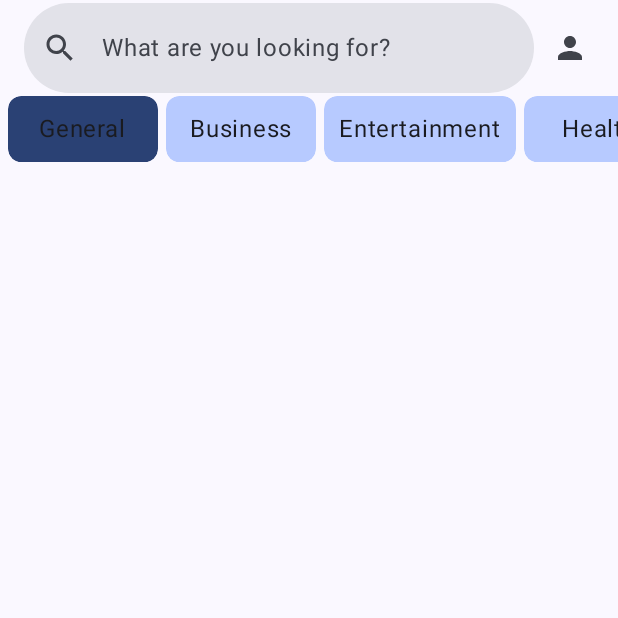
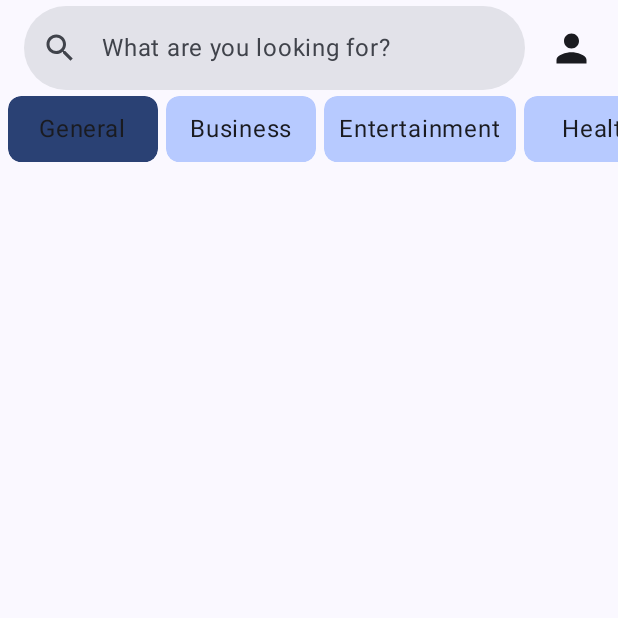
Before and after one commit to Golem1132/NewsDispatcher, an Android app built with Jetpack Compose: the NewsScreen screen opened through its navigation route, on a phone screen of 412 x 824 dp, the top half of it. Run offline under Robolectric (Android 15) with nearby library versions, the phone set to English and light mode, and no system bars; our stand-ins replace Room's generated code, paging; pictures from the network do not load.

Commit message:
Redo TopBar in NewsScreen

```diff
--- a/app/src/main/java/com/example/newsdispatcher/screen/newsscreen/NewsScreen.kt
+++ b/app/src/main/java/com/example/newsdispatcher/screen/newsscreen/NewsScreen.kt
@@ -12,14 +12,15 @@ import androidx.compose.foundation.clickable
 import androidx.compose.foundation.layout.Arrangement
 import androidx.compose.foundation.layout.Box
 import androidx.compose.foundation.layout.Column
-import androidx.compose.foundation.layout.IntrinsicSize
 import androidx.compose.foundation.layout.PaddingValues
+import androidx.compose.foundation.layout.Row
 import androidx.compose.foundation.layout.calculateEndPadding
 import androidx.compose.foundation.layout.calculateStartPadding
 import androidx.compose.foundation.layout.defaultMinSize
 import androidx.compose.foundation.layout.fillMaxWidth
 import androidx.compose.foundation.layout.height
 import androidx.compose.foundation.layout.padding
+import androidx.compose.foundation.layout.size
 import androidx.compose.foundation.lazy.LazyColumn
 import androidx.compose.foundation.lazy.LazyRow
 import androidx.compose.foundation.lazy.grid.GridCells
@@ -41,7 +42,6 @@ import androidx.compose.material3.Snackbar
 import androidx.compose.material3.Text
 import androidx.compose.material3.TextField
 import androidx.compose.material3.TextFieldDefaults
-import androidx.compose.material3.TopAppBar
 import androidx.compose.runtime.Composable
 import androidx.compose.runtime.collectAsState
 import androidx.compose.runtime.getValue
@@ -82,7 +82,6 @@ import com.example.newsdispatcher.widgets.NewsCard
 import java.net.URLEncoder
 import java.nio.charset.StandardCharsets
 
-@OptIn(ExperimentalMaterial3Api::class)
 @Composable
 fun NewsScreen(navController: NavHostController) {
     val viewModel: NewsViewModel = viewModel(
@@ -102,7 +101,91 @@ fun NewsScreen(navController: NavHostController) {
 
     Scaffold(
         topBar = {
-            TopAppBar(
+            Row(
+                verticalAlignment = Alignment.CenterVertically,
+                modifier = Modifier
+                    .fillMaxWidth()
+                    .padding(start = if (isSearchActive) 0.dp else 16.dp)
+                    .height(64.dp)
+            ) {
+                TextField(
+                    modifier = Modifier
+                        .fillMaxWidth()
+                        .weight(1f)
+                        .animateContentSize(
+                            animationSpec = tween(5000, easing = LinearOutSlowInEasing)
+                        )
+                        .onFocusChanged {
+                            isSearchActive = it.isFocused
+                        },
+                    placeholder = {
+                        Text(text = "What are you looking for?")
+                    },
+                    shape = if (isSearchActive) RectangleShape else CircleShape,
+                    colors = TextFieldDefaults.colors(
+                        unfocusedIndicatorColor = Color.Transparent,
+                        focusedIndicatorColor = Color.Transparent,
+                        disabledIndicatorColor = Color.Transparent,
+                        errorIndicatorColor = Color.Transparent
+                    ),
+                    leadingIcon = {
+                        Icon(
+                            imageVector = Icons.Default.Search,
+                            contentDescription = ""
+                        )
+                    },
+                    trailingIcon = {
+                        if (isSearchActive)
+                            Icon(imageVector = Icons.Default.Close, contentDescription = "")
+                    },
+                    singleLine = true,
+                    keyboardOptions = KeyboardOptions(imeAction = ImeAction.Search),
+                    keyboardActions = KeyboardActions(onSearch = {
+                        viewModel.insertNewSearch(
+                            SearchHistory(
+                                query = searchQuery,
+                                time = Calendar.getInstance().timeInMillis
+                            )
+                        )
+                        TODO("Go to SearchScreen")
+                    }),
+                    value = searchQuery, onValueChange = {
+                        searchQuery = it
+                    }
+                )
+                Crossfade(
+                    targetState = isSearchActive,
+                    label = "Change icons on search bar active"
+                ) { isActive ->
+                    if (!isActive) {
+                        SubcomposeAsyncImage(
+                            modifier = Modifier
+                                .padding(horizontal = 16.dp)
+                                .weight(1f)
+                                .clickable {
+                                    navController.navigate(AccountRoutes.ROUTE)
+                                },
+                            model = "", contentDescription = ""
+                        ) {
+                            when (painter.state) {
+                                is AsyncImagePainter.State.Success -> SubcomposeAsyncImageContent()
+                                is AsyncImagePainter.State.Loading -> CircularProgressIndicator()
+                                else -> Icon(
+                                    modifier = Modifier.size(30.dp),
+                                    painter = painterResource(id = R.drawable.baseline_person_24),
+                                    contentDescription = "Placeholder for no photo or error"
+                                )
+                            }
+                        }
+                    }
+                }
+
+            }
+            /*            CenterAlignedTopAppBar(
+                            windowInsets = WindowInsets(0.dp, 0.dp, 0.dp, 0.dp),
+                            modifier = Modifier
+                                .fillMaxWidth()
+                                .background(Color.Black),
                             title = {
                                 TextField(
                                     modifier = Modifier
@@ -176,7 +259,7 @@ fun NewsScreen(navController: NavHostController) {
                                     }
                                 }
                             }
-            )
+                        )*/
         }, snackbarHost = {
             if (currentUiState.value == NewsScreenEvent.ERROR) {
                 Snackbar {
```
Lines whose indentation alone changed are shown as unchanged.
